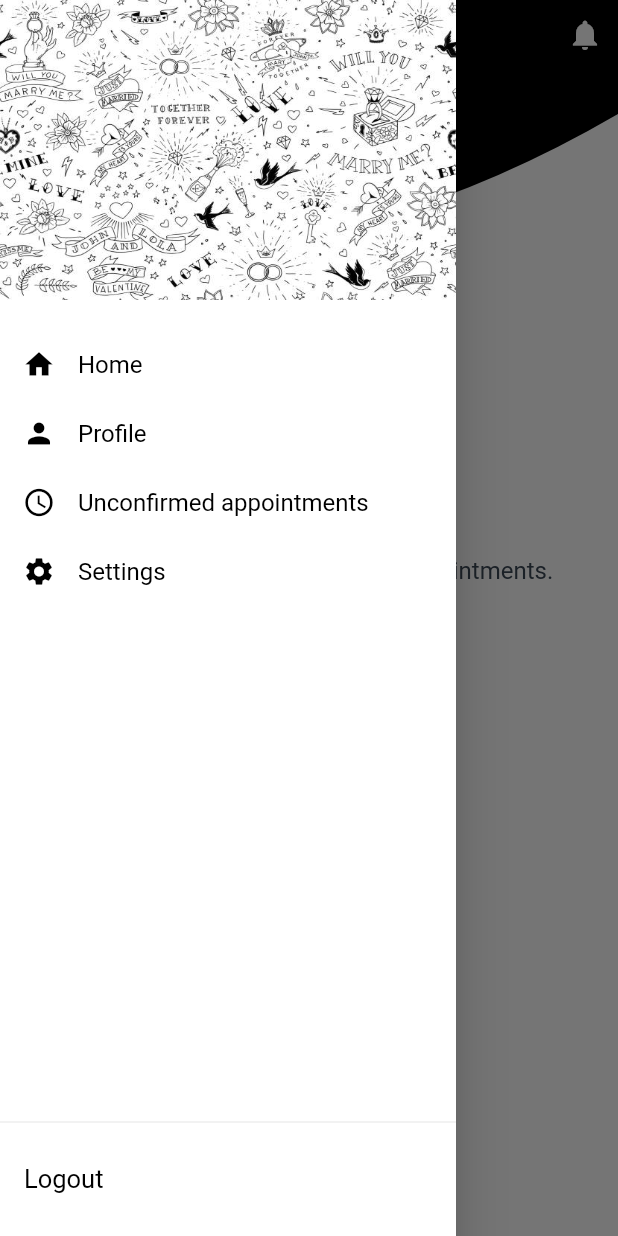
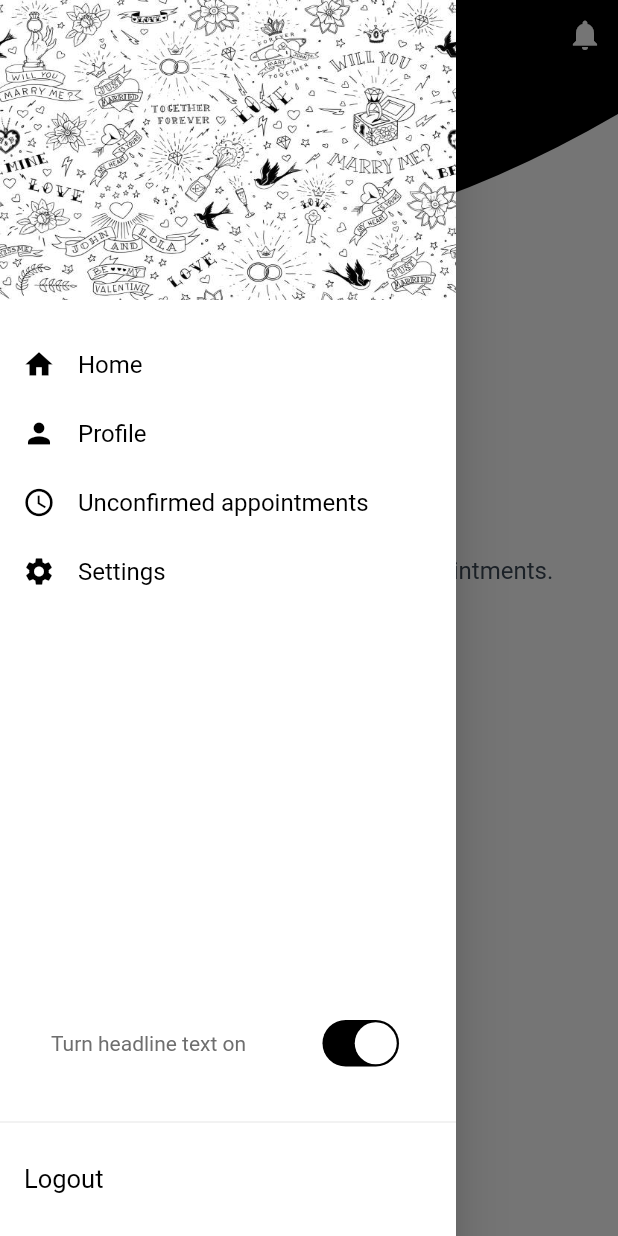
Before and after one commit to Danis96/djudjo_scheduler, a Flutter app: the Homepage screen opened directly, with the side drawer open, on a phone screen of 412 x 824 dp. Run offline on Flutter 3.47's test engine with Material 2 defaults, Android fonts, the phone set to English and light mode, and no system bars; drawn by our look-alikes of liquid_pull_to_refresh; our stand-ins replace animated_notch_bottom_bar, cloud_firestore, fan_carousel_image_slider, firebase_auth, firebase_core, firebase_crashlytics and 11 more; missing offline and left inert: msh_checkbox, time_range; accounts and stored records are empty; Roboto replaces fonts that are missing (SourceSansPro).

Commit message:
add bottom bar profile finish stupidity switch

```diff
--- a/lib/app/providers/appointment_provider/appointment_provider.dart
+++ b/lib/app/providers/appointment_provider/appointment_provider.dart
@@ -378,5 +378,7 @@ class AppointmentProvider extends ChangeNotifier {
     notifyListeners();
   }
 
+
+
   MaskTextInputFormatter maskFormatterPhone = MaskTextInputFormatter(mask: '###-###/###', type: MaskAutoCompletionType.lazy);
 }
--- a/lib/app/providers/stupidity_provider/stupidity_provider.dart
+++ b/lib/app/providers/stupidity_provider/stupidity_provider.dart
@@ -35,4 +35,11 @@ class StupidityProvider extends ChangeNotifier {
       return result.toString();
     }
   }
+
+  bool stupidityOn = true;
+
+  void setStupidity() {
+    stupidityOn = !stupidityOn;
+    notifyListeners();
+  }
 }
--- a/lib/app/utils/bottom_navigation_helper.dart
+++ b/lib/app/utils/bottom_navigation_helper.dart
@@ -5,8 +5,9 @@ import '../view/home_page/home_page.dart';
 
 class BottomNavigationHelper {
   List<CustomBottomNavigationItem> bottomNavigationItems() => <CustomBottomNavigationItem>[
+        CustomBottomNavigationItem(title: 'Schedule', icon: Icons.format_list_bulleted_rounded, page: const Homepage()),
         CustomBottomNavigationItem(title: 'Home', icon: Icons.home, page: const Homepage()),
-        CustomBottomNavigationItem(title: 'Schedule', icon: Icons.format_list_bulleted_rounded, page: const Homepage()),
+        CustomBottomNavigationItem(title: 'Profile', icon: Icons.person, page: const Homepage()),
       ];
 
   void selectNavigationItem(BuildContext context, int item) {
--- a/lib/app/view/bottom_navigation_bar/bottom_navigation_page.dart
+++ b/lib/app/view/bottom_navigation_bar/bottom_navigation_page.dart
@@ -1,3 +1,4 @@
+import 'package:animated_notch_bottom_bar/animated_notch_bottom_bar/animated_notch_bottom_bar.dart';
 import 'package:flutter/material.dart';
 
 import '../../../theme/color_helper.dart';
@@ -17,10 +18,12 @@ final GlobalKey bottomWidgetKey = GlobalKey<State<BottomNavigationBar>>();
 
 class _BottomNavigationPageState extends State<BottomNavigationPage> {
   final BottomNavigationHelper _navigationHelper = BottomNavigationHelper();
+  NotchBottomBarController notchBottomBarController = NotchBottomBarController();
 
   @override
   Widget build(BuildContext context) {
-    return CustomBottomNavigationPage(
+    return
+    CustomBottomNavigationPage(
       selectedItemColor: ColorHelper.black.color,
       unSelectedItemColor: ColorHelper.black.color.withOpacity(0.4),
       items: _navigationHelper.bottomNavigationItems(),
--- a/lib/app/view/home_page/home_page.dart
+++ b/lib/app/view/home_page/home_page.dart
@@ -96,10 +96,14 @@ class _HomepageState extends State<Homepage> {
                 width: double.infinity,
                 color: Colors.black,
                 padding: const EdgeInsets.symmetric(horizontal: 24, vertical: 30),
-                child: Text(
-                  context.read<StupidityProvider>().models.isNotEmpty ? context.read<StupidityProvider>().models.first.textValue! : '',
-                  style: Theme.of(context).textTheme.displayLarge!.copyWith(color: ColorHelper.white.color, fontSize: 30),
-                ),
+                child: context.watch<StupidityProvider>().stupidityOn
+                    ? Text(
+                        context.read<StupidityProvider>().models.isNotEmpty
+                            ? context.read<StupidityProvider>().models.first.textValue!
+                            : '',
+                        style: Theme.of(context).textTheme.displayLarge!.copyWith(color: ColorHelper.white.color, fontSize: 30),
+                      )
+                    : const SizedBox(),
               )),
           if (context.watch<AppointmentProvider>().appointmentsConfirmed.isNotEmpty) _buildHeadline(context),
           if (context.watch<AppointmentProvider>().appointmentsConfirmed.isNotEmpty) const SizedBox(height: 20),
--- a/lib/widgets/drawer/custom_drawer.dart
+++ b/lib/widgets/drawer/custom_drawer.dart
@@ -1,7 +1,13 @@
+import 'package:djudjo_scheduler/app/providers/stupidity_provider/stupidity_provider.dart';
 import 'package:djudjo_scheduler/app/utils/list_extensions.dart';
 import 'package:flutter/material.dart';
+import 'package:provider/provider.dart';
 
+import '../../app/providers/appointment_provider/appointment_provider.dart';
+import '../../app/utils/language_strings.dart';
+import '../../theme/color_helper.dart';
 import '../drawer_list_item/custom_drawer_list_item.dart';
+import '../switches/switch_with_title_description.dart';
 
 class CustomDrawer extends StatelessWidget {
   const CustomDrawer(
@@ -118,6 +124,7 @@ class CustomDrawer extends StatelessWidget {
                     }, backgroundColor);
                   }).toList()),
             ),
+           _buildStupiditySwitch(context),
             const Divider(),
             if (logoutTitle != null)
               _buildLogout(
@@ -140,6 +147,22 @@ class CustomDrawer extends StatelessWidget {
       ),
     );
   }
+}
+
+Widget _buildStupiditySwitch(BuildContext context) {
+  return Padding(
+    padding: const EdgeInsets.symmetric(horizontal: 24),
+    child: CustomSwitchWithTitleDescription(
+      onChanged: (bool value) {
+        context.read<StupidityProvider>().setStupidity();
+      },
+      showIconAndTitle: false,
+      removePadding: true,
+      switchBool: context.watch<StupidityProvider>().stupidityOn,
+      switchActiveColor: ColorHelper.black.color,
+      subTitle: 'Turn headline text on',
+    ),
+  );
 }
 
 Widget _buildLogout(
--- a/pubspec.yaml
+++ b/pubspec.yaml
@@ -48,6 +48,7 @@ dependencies:
     flutter_slidable: ^3.0.1
     msh_checkbox: ^2.0.1
     liquid_pull_to_refresh: ^3.0.1
+    animated_notch_bottom_bar: ^1.0.0
 
 
 dependency_overrides:
```
Also changed, not shown: lib/routing/route_generator.dart (+4 -4 lines).
